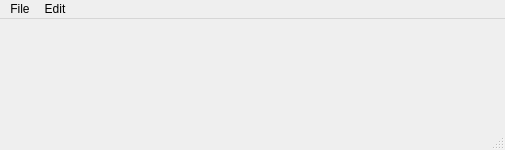
First picture: the form in ui/MainWindow.ui, repository sherzberg/vagrant-manager, before the edit.
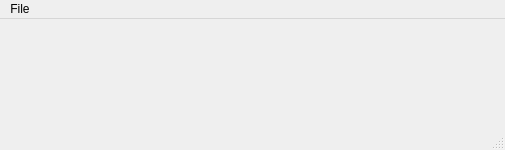
Second picture: the form after the edit.

Diff of the .ui file:
```diff
--- a/ui/MainWindow.ui
+++ b/ui/MainWindow.ui
@@ -37,14 +37,7 @@
     <addaction name="separator"/>
     <addaction name="action_quit"/>
    </widget>
-   <widget class="QMenu" name="menuEdit">
-    <property name="title">
-     <string>Edit</string>
-    </property>
-    <addaction name="actionEdit"/>
-   </widget>
    <addaction name="menuFile"/>
-   <addaction name="menuEdit"/>
   </widget>
   <widget class="QStatusBar" name="statusbar"/>
   <action name="action_new">
```
Left out of the diff: 2 changed lines with no effect on the pictures.
